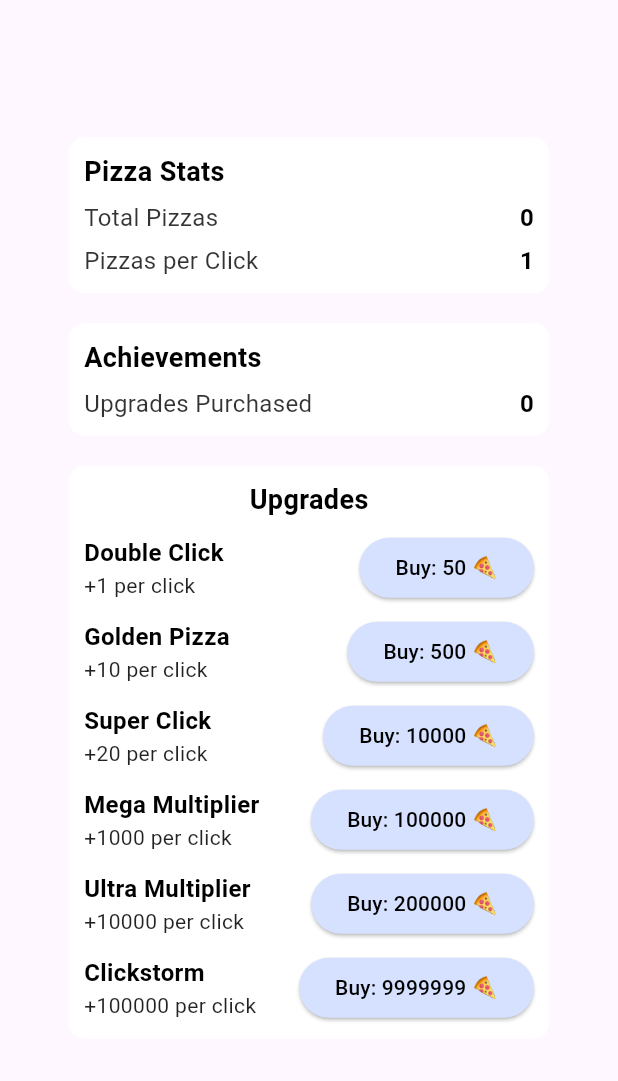
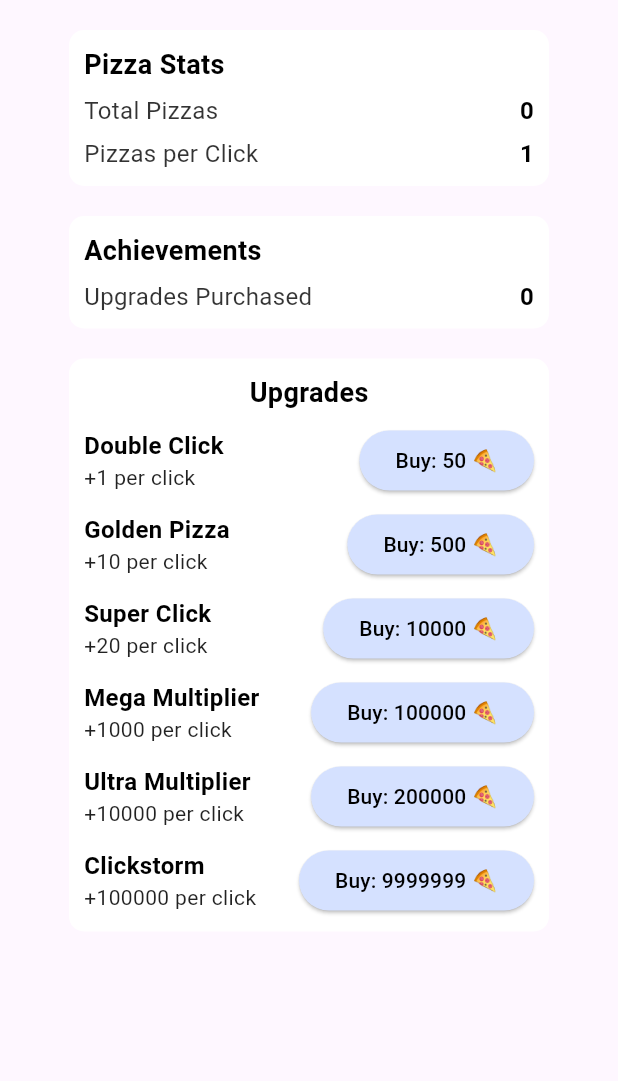
Before and after one commit to augi07/PizzaClicker, a Flutter app: the screen it shows after launch, item 2 of the bottom bar chosen, on a phone screen of 412 x 824 dp, the part 90-1171 px from its top. Run offline on Flutter 3.47's test engine with Material 3 defaults, Android fonts, the phone set to English and light mode, and no system bars; our stand-ins replace audioplayers, shared_preferences.

Commit message:
fixing Conainer position

```diff
--- a/lib/info_content.dart
+++ b/lib/info_content.dart
@@ -8,6 +8,7 @@ class InfoContent extends StatelessWidget {
     final textColor = isDark ? Colors.white : Colors.black;
 
     return SafeArea(
+      child: Center(
         child: SingleChildScrollView(
           child: Column(
             children: [
@@ -144,6 +145,7 @@ class InfoContent extends StatelessWidget {
               ),
             ],
           ),
+        )
       ),
     );
   }
--- a/lib/settings_content.dart
+++ b/lib/settings_content.dart
@@ -58,6 +58,7 @@ class _SettingsContentState extends State<SettingsContent> {
   Widget build(BuildContext context) {
     return SafeArea(
       child: SingleChildScrollView(
+        child: Center(
           child: Column(
             children: [
               _buildAppearanceSettings(),
@@ -66,6 +67,7 @@ class _SettingsContentState extends State<SettingsContent> {
             ],
           ),
         ),
+      )
     );
   }
 
--- a/lib/stats_content.dart
+++ b/lib/stats_content.dart
@@ -139,6 +139,7 @@ class _StatsContentState extends State<StatsContent> {
         totalPizzas = prefs.getInt('totalPizzas') ?? 0;
 
         return SafeArea(
+          child: SingleChildScrollView(
             child: Center(
               child: SingleChildScrollView(
                 child: Column(
@@ -180,6 +181,7 @@ class _StatsContentState extends State<StatsContent> {
                 ),
               ),
             ),
+          )
         );
       },
     );
```
Lines whose indentation alone changed are shown as unchanged.
